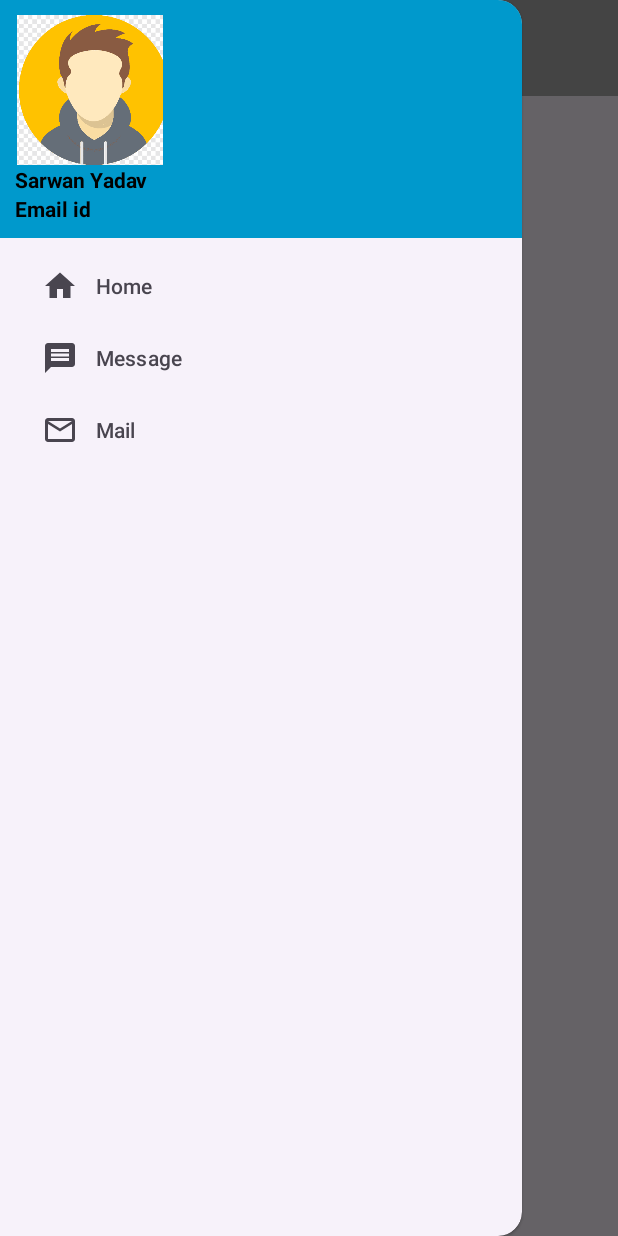
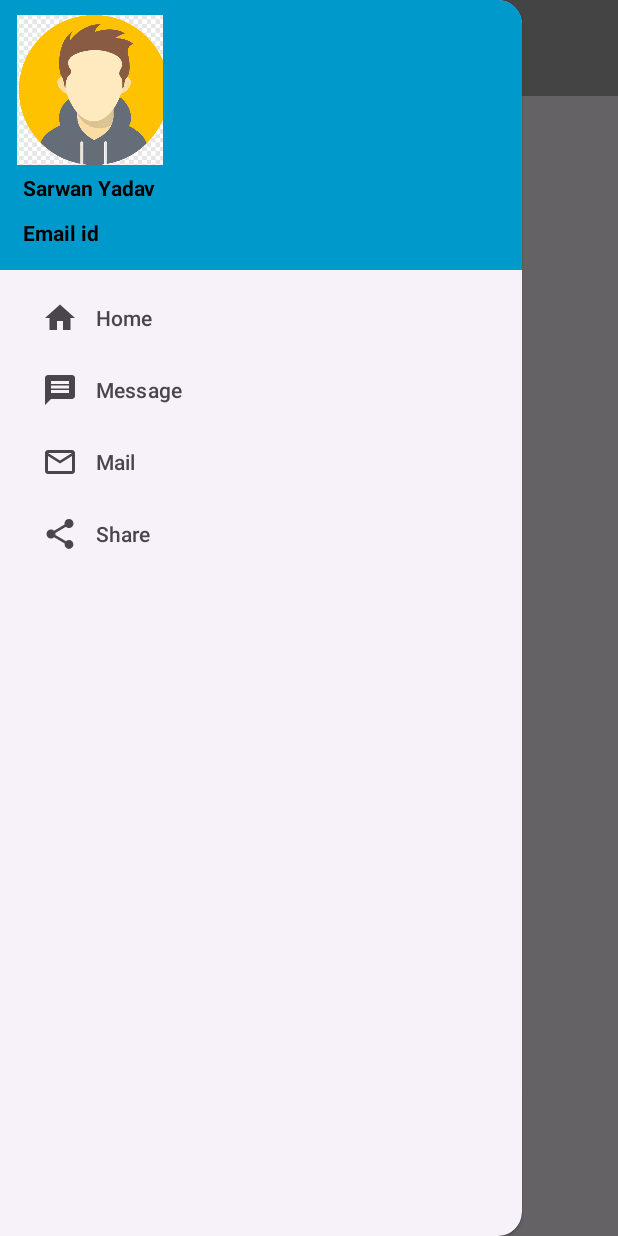
Before and after one commit to SarwanYadav/NavigationDrawer, an Android app: the screen it shows after launch (MainActivity), with the side drawer open, on a phone screen of 412 x 824 dp. Run offline under Robolectric (Android 15) with nearby library versions, the phone set to English and light mode, and no system bars.

Commit message:
add share button commit

```diff
--- a/app/src/main/java/com/example/navigation02/MainActivity.kt
+++ b/app/src/main/java/com/example/navigation02/MainActivity.kt
@@ -64,11 +64,15 @@ class MainActivity : AppCompatActivity() {
                     startActivity(intent)
                 }
 
+                R.id.txtShare -> {
+                    val shareIntent = Intent(Intent.ACTION_SEND)
+                    shareIntent.type = "text/plain"
+                    startActivity(Intent.createChooser(shareIntent, "Share via"))
+                    shareIntent.putExtra(Intent.EXTRA_SUBJECT, "My App Subject")
+                }
             }
+            drawable.closeDrawers()
             true
-
-
         }
-
     }
 }
--- /dev/null
+++ b/app/src/main/res/drawable/baseline_share_24.xml
@@ -0,0 +1,5 @@
+<vector android:height="24dp" android:tint="#922222"
+    android:viewportHeight="24" android:viewportWidth="24"
+    android:width="24dp" xmlns:android="http://schemas.android.com/apk/res/android">
+    <path android:fillColor="@android:color/white" android:pathData="M18,16.08c-0.76,0 -1.44,0.3 -1.96,0.77L8.91,12.7c0.05,-0.23 0.09,-0.46 0.09,-0.7s-0.04,-0.47 -0.09,-0.7l7.05,-4.11c0.54,0.5 1.25,0.81 2.04,0.81 1.66,0 3,-1.34 3,-3s-1.34,-3 -3,-3 -3,1.34 -3,3c0,0.24 0.04,0.47 0.09,0.7L8.04,9.81C7.5,9.31 6.79,9 6,9c-1.66,0 -3,1.34 -3,3s1.34,3 3,3c0.79,0 1.5,-0.31 2.04,-0.81l7.12,4.16c-0.05,0.21 -0.08,0.43 -0.08,0.65 0,1.61 1.31,2.92 2.92,2.92 1.61,0 2.92,-1.31 2.92,-2.92s-1.31,-2.92 -2.92,-2.92z"/>
+</vector>
--- a/app/src/main/res/layout/activity_main.xml
+++ b/app/src/main/res/layout/activity_main.xml
@@ -10,9 +10,9 @@
     tools:context=".MainActivity">
 
 
-    <LinearLayout
+    <androidx.constraintlayout.widget.ConstraintLayout
         android:layout_width="match_parent"
-        android:layout_height="wrap_content">
+           android:layout_height="wrap_content">
 
 
         <androidx.appcompat.widget.Toolbar
@@ -22,11 +22,25 @@
             android:background="@android:color/darker_gray"
             android:title="Navigation"
             android:titleTextColor="#BC1F1F"
+            app:layout_constraintEnd_toEndOf="parent"
+            app:layout_constraintHorizontal_bias="0.0"
+            app:layout_constraintStart_toStartOf="parent"
+            app:layout_constraintTop_toTopOf="parent"
             app:titleTextColor="@color/black">
+
+
+            <ImageView
+                android:id="@+id/dots"
+                android:layout_width="30dp"
+                android:layout_height="30dp"
+                android:layout_marginStart="397dp"
+                android:padding="8dp"
+                android:src="@drawable/dots" />
 
         </androidx.appcompat.widget.Toolbar>
 
-    </LinearLayout>
+
+    </androidx.constraintlayout.widget.ConstraintLayout>
 
 
 
--- a/app/src/main/res/layout/navition_header.xml
+++ b/app/src/main/res/layout/navition_header.xml
@@ -9,31 +9,42 @@
     android:padding="10dp"
     android:background="@android:color/holo_blue_dark">
 
+    <LinearLayout
+        android:layout_width="match_parent"
+        android:orientation="vertical"
+        android:layout_height="wrap_content"
+        android:layout_gravity="center_horizontal">
 
-    <ImageView
-        android:id="@+id/imageView"
-        android:layout_width="100dp"
-        android:layout_height="100dp"
-        android:src="@drawable/boyy" />
+        <ImageView
+            android:id="@+id/imageView"
+            android:layout_width="100dp"
+            android:layout_height="100dp"
+            android:src="@drawable/boyy" />
+    </LinearLayout>
+
+    <LinearLayout
+        android:layout_width="wrap_content"
+        android:orientation="vertical"
+        android:layout_height="wrap_content"
+        android:layout_gravity="center_horizontal">
+
+    </LinearLayout>
 
     <TextView
         android:id="@+id/name"
         android:layout_width="wrap_content"
         android:layout_height="wrap_content"
+        android:padding="5dp"
+        android:text="Sarwan Yadav"
         android:textColor="@color/black"
-        android:textStyle="bold"
-        android:text="Sarwan Yadav" />
-
+        android:textStyle="bold" />
 
     <TextView
         android:id="@+id/txtEmail"
         android:layout_width="wrap_content"
         android:layout_height="wrap_content"
+        android:padding="5dp"
+        android:text="Email id"
         android:textColor="@color/black"
-        android:textStyle="bold"
-
-        android:text="Email id" />
-
-
-
+        android:textStyle="bold" />
 </LinearLayout>
--- a/app/src/main/res/menu/nav_menu.xml
+++ b/app/src/main/res/menu/nav_menu.xml
@@ -18,4 +18,13 @@
         />
 
 
+    <item android:title="Share"
+        android:id="@+id/txtShare"
+        android:icon="@drawable/baseline_share_24"
+
+        />
+
+
+
+
 </menu>
```
Also changed, not shown: app/src/main/res/drawable/dots.png (added).
